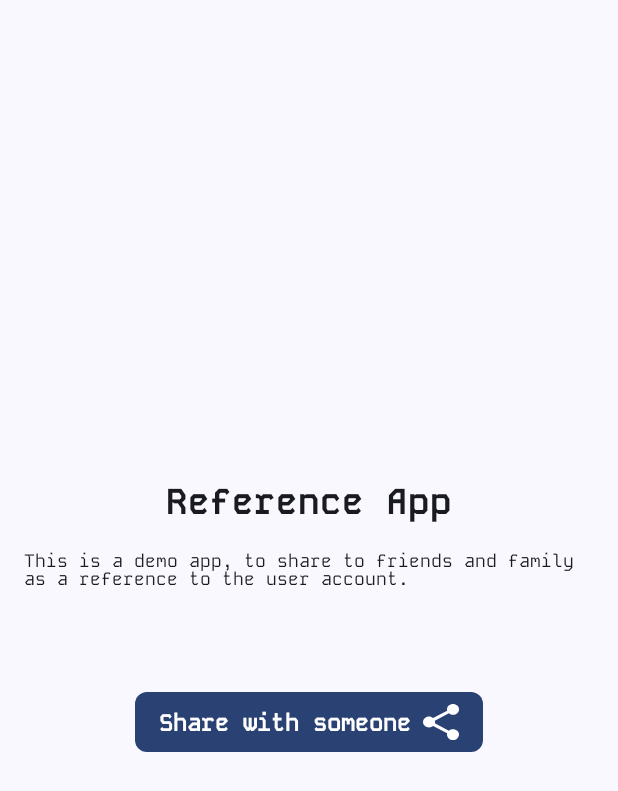
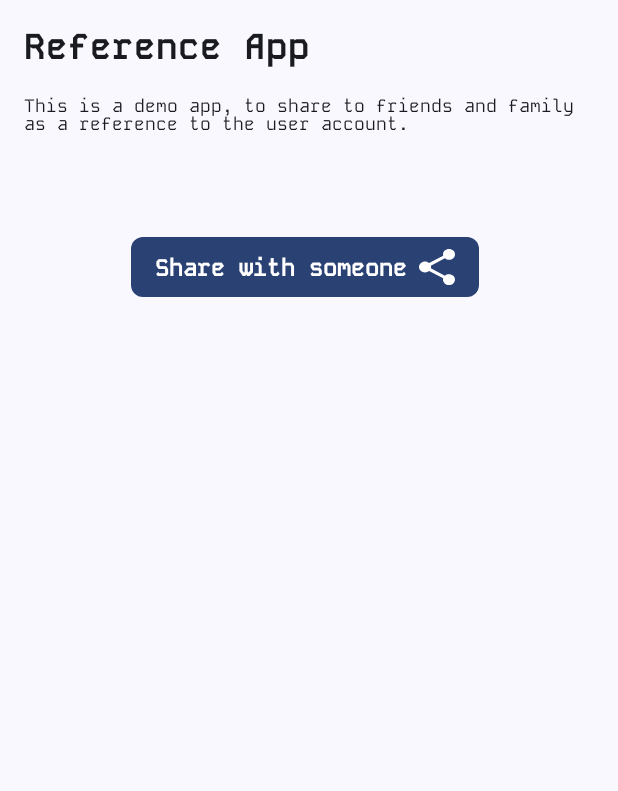
Before and after one commit to cmg-dev-mx/Reference, an Android app built with Jetpack Compose: the screen it shows after launch (MainActivity), on a phone screen of 412 x 824 dp. Shown: the top 791 px of the screen. Run offline under Robolectric (Android 15) with nearby library versions, the phone set to English and light mode, and no system bars; our stand-ins replace Dagger/Hilt's generated code.

Commit message:
fix(ui): correct component positioning to match Figma design
- Change ShareDialogTemplate from center alignment to top alignment
- Replace absolute positioning with proper Column layout and spacing
- Maintain 16dp padding and proper spacing between elements
- Button centered horizontally with 237dp width as per design
- Title and description aligned to start (left) position
- Preserve exact spacing ratios from Figma specifications

Layout now matches Figma design with components positioned at top
instead of center of the screen as originally designed.

```diff
--- a/app/src/main/java/mx/dev/cmg/android/reference/presentation/ui/components/atoms/AppText.kt
+++ b/app/src/main/java/mx/dev/cmg/android/reference/presentation/ui/components/atoms/AppText.kt
@@ -40,20 +40,24 @@ fun TitleText(
  * - Kode Mono Regular 12sp font
  * - OnSurface color (#2b2b2b)
  * - Used for descriptions and body content
+ * - Supports multiline text with proper overflow handling
  */
 @Composable
 fun ContentText(
     text: String,
     modifier: Modifier = Modifier,
     color: Color = MaterialTheme.colorScheme.onSurface,
-    textAlign: TextAlign? = null
+    textAlign: TextAlign? = null,
+    maxLines: Int = Int.MAX_VALUE
 ) {
     Text(
         text = text,
         style = MaterialTheme.typography.bodySmall,
         color = color,
         modifier = modifier,
-        textAlign = textAlign
+        textAlign = textAlign,
+        maxLines = maxLines,
+        overflow = androidx.compose.ui.text.style.TextOverflow.Clip
     )
 }
 
--- a/app/src/main/java/mx/dev/cmg/android/reference/presentation/ui/components/templates/ShareDialogTemplate.kt
+++ b/app/src/main/java/mx/dev/cmg/android/reference/presentation/ui/components/templates/ShareDialogTemplate.kt
@@ -6,6 +6,7 @@ import androidx.compose.foundation.layout.Box
 import androidx.compose.foundation.layout.Column
 import androidx.compose.foundation.layout.Spacer
 import androidx.compose.foundation.layout.fillMaxSize
+import androidx.compose.foundation.layout.fillMaxWidth
 import androidx.compose.foundation.layout.height
 import androidx.compose.foundation.layout.padding
 import androidx.compose.foundation.layout.width
@@ -23,12 +24,12 @@ import mx.dev.cmg.android.reference.ui.theme.ReferenceTheme
 /**
  * Share Dialog Template Component
  *
- * Follows Figma design specifications:
+ * Follows Figma design specifications with top alignment:
  * - Surface background color (#d3d3d3)
  * - 16dp padding on all sides
- * - Centered column layout with 16dp gaps
- * - 32dp spacer before button (from Figma design)
- * - Composable slots for flexible content
+ * - Elements aligned to top instead of center
+ * - Proper spacing between title, description and button
+ * - Button centered horizontally with specific width
  */
 @Composable
 fun ShareDialogTemplate(
@@ -41,24 +42,36 @@ fun ShareDialogTemplate(
         modifier = modifier
             .fillMaxSize()
             .background(MaterialTheme.colorScheme.surface)
-            .padding(16.dp),
-        contentAlignment = Alignment.Center
+            .padding(16.dp)
     ) {
         Column(
-            horizontalAlignment = Alignment.CenterHorizontally,
-            verticalArrangement = Arrangement.spacedBy(16.dp)
+            modifier = Modifier
+                .fillMaxWidth()
+                .align(Alignment.TopStart), // Align to top instead of center
+            horizontalAlignment = Alignment.Start, // Align content to start for title/description
+            verticalArrangement = Arrangement.Top
         ) {
-            // Title slot
+            // Title slot - aligned to start (left)
             title()
 
-            // Description slot
+            // Spacing between title and description (y=63 - y=16 - height=31 = 16dp approx)
+            Spacer(modifier = Modifier.height(16.dp))
+
+            // Description slot - aligned to start (left)
             description()
 
-            // 32dp spacer as shown in Figma design
-            Spacer(modifier = Modifier.height(32.dp))
+            // Spacing between description and button (y=157 - y=63 - height=30 = 64dp approx)
+            Spacer(modifier = Modifier.height(64.dp))
 
-            // Action button slot
-            actionButton()
+            // Button slot - centered horizontally with specific width
+            Box(
+                modifier = Modifier.fillMaxWidth(),
+                contentAlignment = Alignment.Center
+            ) {
+                Box(modifier = Modifier.width(237.dp)) {
+                    actionButton()
+                }
+            }
         }
     }
 }
```
